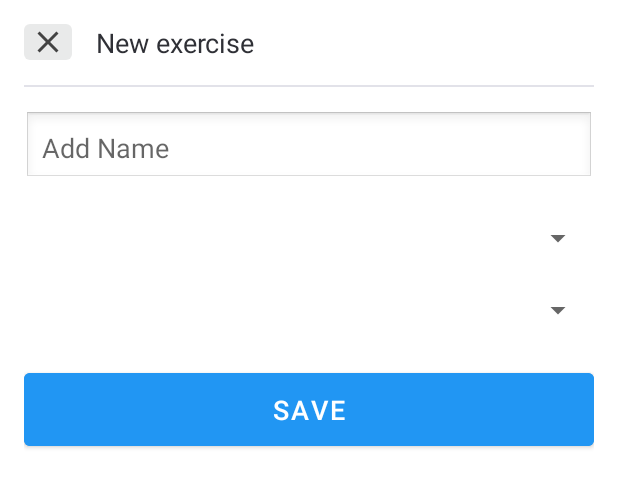
After one commit to hoangvm2307/fitlog, an Android app: the layout fragment_new_exercise.xml on its own in the app's theme, with its tools: preview values and no code run, on a phone screen of 412 x 824 dp. The commit adds this screen. Shown: the top 487 px of the screen. Run offline under Robolectric (Android 15) with nearby library versions, the phone set to English and light mode, and no system bars.

Commit message:
add new exercise dialog

```diff
--- a/app/src/main/java/com/example/fitlog/model/Exercise.java
+++ b/app/src/main/java/com/example/fitlog/model/Exercise.java
@@ -23,7 +23,11 @@ public class Exercise implements Parcelable {
         this.visibility = visibility;
         this.imageName = imageName;
     }
-
+    public Exercise(String name, String bodypart, String category){
+        this.name = name;
+        this.bodypart = bodypart;
+        this.category = category;
+    }
     protected Exercise(Parcel in) {
         id = in.readInt();
         userId = in.readInt();
--- a/app/src/main/res/layout/fragment_exercise_about.xml
+++ b/app/src/main/res/layout/fragment_exercise_about.xml
@@ -28,6 +28,7 @@
             android:id="@+id/instructionsText"
             android:layout_width="match_parent"
             android:layout_height="wrap_content"
+            android:textColor="@color/material_dynamic_neutral20"
             android:textSize="16sp" />
 
     </LinearLayout>
--- /dev/null
+++ b/app/src/main/res/layout/fragment_new_exercise.xml
@@ -0,0 +1,91 @@
+<?xml version="1.0" encoding="utf-8"?>
+<FrameLayout xmlns:android="http://schemas.android.com/apk/res/android"
+    android:layout_width="match_parent"
+    android:layout_height="match_parent"
+    android:background="#80000000">
+
+
+<LinearLayout
+    android:layout_width="match_parent"
+    android:layout_height="match_parent"
+    android:layout_gravity="center"
+
+
+    android:backgroundTint="@color/white"
+    android:background="@color/white"
+    android:padding="16dp"
+    android:orientation="vertical">
+
+    <LinearLayout
+        android:layout_width="match_parent"
+        android:layout_height="wrap_content"
+        android:gravity="center_vertical"
+        android:orientation="horizontal"
+        android:paddingBottom="16dp">
+
+        <androidx.appcompat.widget.AppCompatImageButton
+            android:id="@+id/closeButton"
+            android:layout_width="wrap_content"
+            android:layout_height="wrap_content"
+            android:background="@drawable/round_background"
+            android:backgroundTint="#E9EAEA"
+            android:src="@drawable/close"
+            android:paddingLeft="4dp"
+            android:paddingRight="4dp"
+            android:layout_marginRight="16dp"
+            />
+
+        <TextView
+            android:layout_width="0dp"
+            android:layout_height="wrap_content"
+            android:layout_gravity="center"
+            android:layout_weight="1"
+            android:gravity="left"
+            android:textColor="@color/material_dynamic_neutral20"
+            android:textSize="18sp"
+            android:text="New exercise"
+            android:textStyle="normal" />
+
+    </LinearLayout>
+
+    <View
+        android:layout_width="match_parent"
+        android:layout_height="1dp"
+        android:background="@color/material_dynamic_neutral90"
+        android:layout_marginBottom="16dp" />
+    <EditText
+        android:id="@+id/nameEditText"
+        android:layout_width="match_parent"
+        android:layout_height="wrap_content"
+        android:hint="Add Name"
+        android:textSize="18sp"
+        android:padding="12dp"
+        android:background="@android:drawable/edit_text"
+        android:layout_marginBottom="24dp"/>
+
+    <Spinner
+        android:id="@+id/categorySpinner"
+        android:layout_width="match_parent"
+        android:layout_height="wrap_content"
+        android:tooltipText="Category"
+        android:layout_marginBottom="24dp"/>
+
+    <Spinner
+        android:id="@+id/bodyPartSpinner"
+        android:layout_width="match_parent"
+        android:layout_height="wrap_content"
+        android:tooltipText="Body part"
+
+        android:layout_marginBottom="24dp"/>
+
+    <Button
+        android:id="@+id/saveButton"
+        android:layout_width="match_parent"
+        android:layout_height="wrap_content"
+        android:text="SAVE"
+        android:textSize="18sp"
+        android:padding="12dp"
+        android:backgroundTint="#2196F3"/>
+
+</LinearLayout>
+</FrameLayout>
```
Also changed, not shown: app/src/main/java/com/example/fitlog/DAOs/ExerciseDAO.java (+27 -0 lines), app/src/main/java/com/example/fitlog/ExerciseList.java (+22 -0 lines), app/src/main/java/com/example/fitlog/NewExerciseDialogFragment.java (added, +149 -0 lines).
